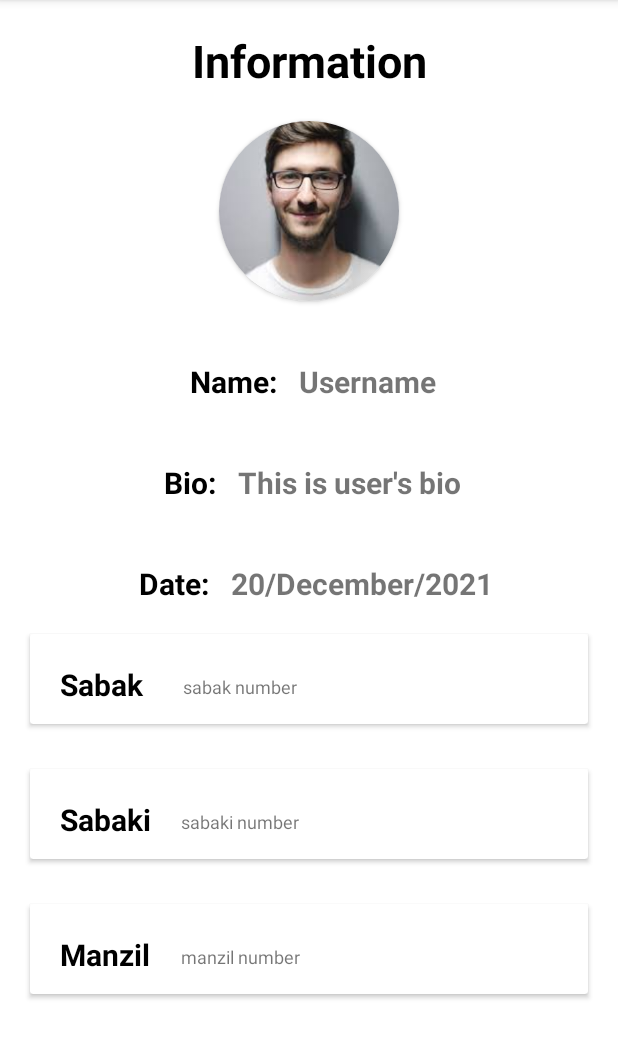
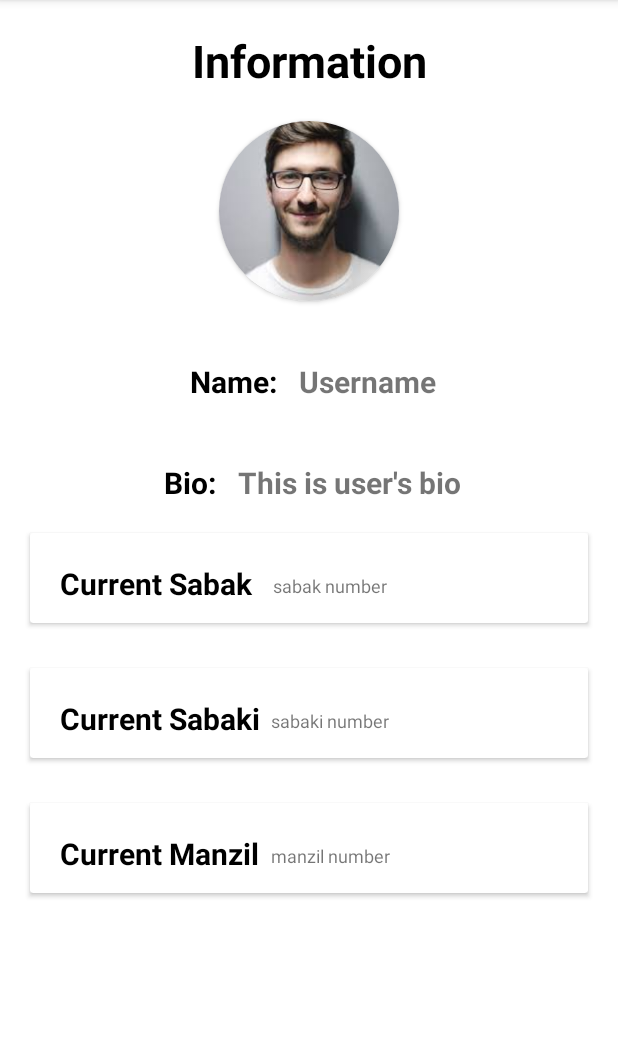
Before and after one commit to AAMNATARIQ/QuranRecordApplication, an Android app: the UserInformation screen opened directly, with no data from a screen before it, on a phone screen of 412 x 824 dp, the part 84-1143 px from its top. Run offline under Robolectric (Android 15) with nearby library versions, the phone set to English and light mode, and no system bars.

Commit message:
updating view of information of user

```diff
--- a/app/src/main/res/layout/activity_user_information.xml
+++ b/app/src/main/res/layout/activity_user_information.xml
@@ -94,32 +94,6 @@
                 android:paddingLeft="10dp">
             </TextView>
         </LinearLayout>
-        <LinearLayout
-            android:layout_width="match_parent"
-            android:layout_height="wrap_content"
-            android:gravity="center"
-            android:orientation="horizontal">
-            <TextView
-                android:layout_width="wrap_content"
-                android:layout_height="wrap_content"
-                android:paddingTop="40dp"
-                android:text="Date: "
-                android:textSize="20dp"
-                android:textStyle="bold"
-                android:textColor="@color/black"
-                android:paddingLeft="10dp">
-            </TextView>
-            <TextView
-                android:layout_width="wrap_content"
-                android:layout_height="wrap_content"
-                android:paddingTop="40dp"
-                android:text="20/December/2021"
-                android:textSize="20dp"
-                android:textStyle="bold"
-                android:paddingLeft="10dp">
-            </TextView>
-        </LinearLayout>
-
 
         <RelativeLayout
             android:layout_width="match_parent"
@@ -134,9 +108,9 @@
                 android:layout_marginRight="20dp"
                 android:layout_marginLeft="20dp">
                 <TextView
-                    android:layout_width="120dp"
+                    android:layout_width="150dp"
                     android:layout_height="30dp"
-                    android:text="Sabak"
+                    android:text="Current Sabak"
                     android:textColor="@color/black"
                     android:id="@+id/textsabak"
                     android:textStyle="bold"
@@ -148,7 +122,7 @@
                     android:id="@+id/textsabakvalue"
                     android:layout_width="80dp"
                     android:layout_height="30dp"
-                    android:layout_marginLeft="100dp"
+                    android:layout_marginLeft="160dp"
                     android:layout_marginTop="20dp"
                     android:layout_toRightOf="@+id/textsabak"
                     android:gravity="center"
@@ -170,9 +144,9 @@
                 android:layout_marginRight="20dp"
                 android:layout_marginLeft="20dp">
                 <TextView
-                    android:layout_width="120dp"
+                    android:layout_width="150dp"
                     android:layout_height="30dp"
-                    android:text="Sabaki"
+                    android:text="Current Sabaki"
                     android:textColor="@color/black"
                     android:id="@+id/textsabaki"
                     android:textStyle="bold"
@@ -184,7 +158,7 @@
                     android:id="@+id/textsabakivalue"
                     android:layout_width="80dp"
                     android:layout_height="30dp"
-                    android:layout_marginLeft="100dp"
+                    android:layout_marginLeft="160dp"
                     android:layout_marginTop="20dp"
                     android:layout_toRightOf="@+id/textsabaki"
                     android:gravity="center"
@@ -206,9 +180,9 @@
                 android:layout_marginRight="20dp"
                 android:layout_marginLeft="20dp">
                 <TextView
-                    android:layout_width="120dp"
+                    android:layout_width="150dp"
                     android:layout_height="30dp"
-                    android:text="Manzil"
+                    android:text="Current Manzil"
                     android:textColor="@color/black"
                     android:id="@+id/textmanzil"
                     android:textStyle="bold"
@@ -220,7 +194,7 @@
                     android:id="@+id/textmanzilvalue"
                     android:layout_width="80dp"
                     android:layout_height="30dp"
-                    android:layout_marginLeft="100dp"
+                    android:layout_marginLeft="160dp"
                     android:layout_marginTop="20dp"
                     android:layout_toRightOf="@+id/textmanzil"
                     android:gravity="center"
--- a/app/src/main/res/layout/item_design.xml
+++ b/app/src/main/res/layout/item_design.xml
@@ -63,6 +63,7 @@
             android:textColor="@color/black"
             android:textSize="15sp"></TextView>
 
+
         <TextView
             android:layout_width="match_parent"
             android:layout_height="20dp"
```
